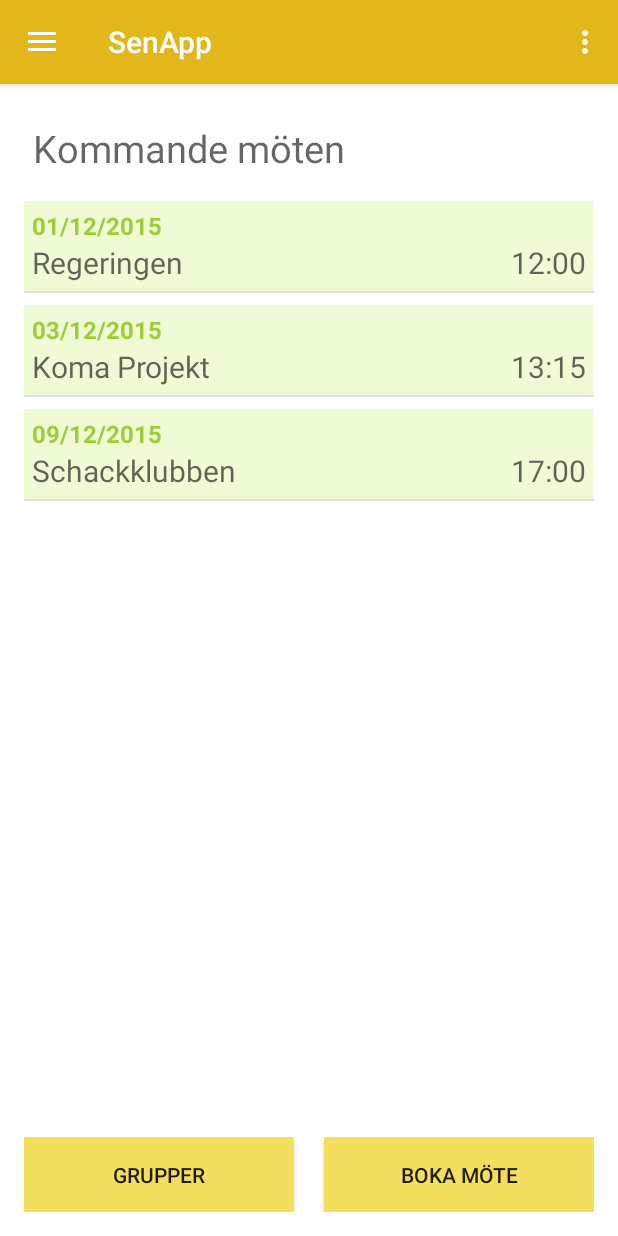
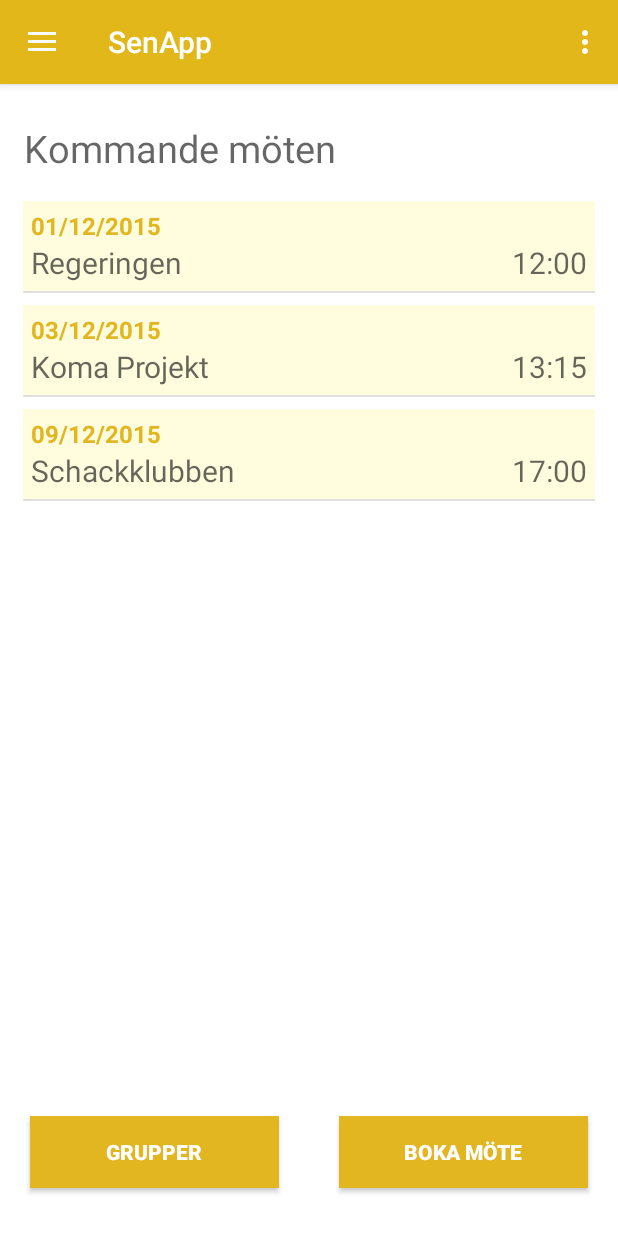
Before and after one commit to ettlitetlov/Drawer.senApp, an Android app: the screen it shows after launch (MainActivity), on a phone screen of 412 x 824 dp. Run offline under Robolectric (Android 15) with nearby library versions, the phone set to English and light mode, and no system bars.

Commit message:
ändrat på designen i skapa grupp/möte

```diff
--- a/app/src/main/java/com/example/axel/drawer/AddGroupFragment.java
+++ b/app/src/main/java/com/example/axel/drawer/AddGroupFragment.java
@@ -3,7 +3,6 @@
 import android.os.Bundle;
 import android.support.v4.app.Fragment;
 import android.support.v7.app.AppCompatActivity;
-import android.support.v7.widget.Toolbar;
 import android.view.Gravity;
 import android.view.LayoutInflater;
 import android.view.View;
@@ -27,10 +26,11 @@
         // Inflate the layout for this fragment
 
         ((AppCompatActivity) getActivity()).getSupportActionBar().setTitle("Lägg till grupp");  //ändra toolbar-titeln
+        ((AppCompatActivity) getActivity()).getSupportActionBar().setBackgroundDrawable(getResources().getDrawable(R.drawable.toolbar_orange));
 
         View view = inflater.inflate(R.layout.fragment_add_group, container, false);    //vad som ska visas
         //skapa grupp-knappen
-        Button groupAdded = (Button) view.findViewById(R.id.Create);                //säg att knappen är Create-knappen
+        Button groupAdded = (Button) view.findViewById(R.id.createGroup);                //säg att knappen är Create-knappen
         groupAdded.setOnClickListener(new View.OnClickListener() {
             @Override
             public void onClick(View v)
@@ -48,7 +48,7 @@
             }
         });
 
-        Button cancelAdded = (Button) view.findViewById(R.id.Cancel);                //säg att knappen är Cancel-knappen
+        Button cancelAdded = (Button) view.findViewById(R.id.cancelGroup);                //säg att knappen är Cancel-knappen
         cancelAdded.setOnClickListener(new View.OnClickListener() {
             @Override
             public void onClick(View v)
--- a/app/src/main/java/com/example/axel/drawer/BookAMeeting.java
+++ b/app/src/main/java/com/example/axel/drawer/BookAMeeting.java
@@ -3,8 +3,8 @@
 import android.app.Dialog;
 import android.app.TimePickerDialog;
 import android.os.Bundle;
-import android.support.v4.app.DialogFragment;
 import android.support.v4.app.Fragment;
+import android.support.v7.app.AppCompatActivity;
 import android.text.format.DateFormat;
 import android.view.Gravity;
 import android.view.LayoutInflater;
@@ -38,6 +38,8 @@
     @Override
     public View onCreateView(LayoutInflater inflater, ViewGroup container,
                              Bundle savedInstanceState) {
+
+        ((AppCompatActivity) getActivity()).getSupportActionBar().setBackgroundDrawable(getResources().getDrawable(R.drawable.toolbar_light_orange));
 
         View view = inflater.inflate(R.layout.fragment_book_ameeting, container, false);    //vad som ska visas
         //boka möte-knappen
--- a/app/src/main/java/com/example/axel/drawer/SpecificMeetingFragment.java
+++ b/app/src/main/java/com/example/axel/drawer/SpecificMeetingFragment.java
@@ -3,6 +3,7 @@
 import android.graphics.Color;
 import android.os.Bundle;
 import android.support.v4.app.Fragment;
+import android.support.v7.app.AppCompatActivity;
 import android.view.Gravity;
 import android.view.LayoutInflater;
 import android.view.View;
@@ -22,6 +23,9 @@
     @Override
     public View onCreateView(LayoutInflater inflater, ViewGroup container,
                              Bundle savedInstanceState) {
+
+        ((AppCompatActivity) getActivity()).getSupportActionBar().setTitle("Möte");
+        ((AppCompatActivity) getActivity()).getSupportActionBar().setBackgroundDrawable(getResources().getDrawable(R.drawable.toolbar_light_orange));
 
         View view = inflater.inflate(R.layout.fragment_specific_meeting, container, false);    //vad som ska visas?
         final Button incheckad = (Button) view.findViewById(R.id.check_in);                //säg att knappen är incheckad-knappen
--- a/app/src/main/res/layout/fragment_main.xml
+++ b/app/src/main/res/layout/fragment_main.xml
@@ -2,13 +2,8 @@
 <RelativeLayout xmlns:android="http://schemas.android.com/apk/res/android"
     android:layout_width="match_parent"
     android:layout_height="match_parent"
-    android:paddingLeft="16dp"
-    android:paddingRight="16dp"
     android:paddingTop="16dp"
-    android:paddingBottom="16dp"
-    android:id="@+id/relative_layout"><![CDATA[>
-
-    ]]>
+    android:id="@+id/relative_layout">
 
     <TextView
         android:layout_width="wrap_content"
@@ -17,17 +12,30 @@
         android:text="Kommande möten"
         android:id="@+id/upcommingMeetings"
         android:textSize="25dp"
-        android:layout_marginLeft="5dp"
+        android:layout_marginLeft="15dp"
         android:textAlignment="center"
         android:layout_gravity="center_horizontal|top"
         android:layout_alignParentTop="true"
         android:layout_alignParentStart="true"
         android:layout_marginTop="65dp" />
 
+    <ListView
+        android:layout_width="wrap_content"
+        android:layout_height="300dp"
+        android:id="@+id/listOfMeetings"
+        android:layout_marginLeft = "15dp"
+        android:layout_marginRight = "15dp"
+        android:layout_below="@+id/upcommingMeetings"
+        android:layout_alignParentStart="true"
+        android:layout_marginTop="10dp"
+        android:layout_above="@+id/linearLayout"
+        android:layout_marginBottom="10dp" />
+
     <LinearLayout
         android:orientation="horizontal"
         android:layout_width="fill_parent"
-        android:layout_height="50dp"
+        android:layout_height="60dp"
+        android:layout_marginBottom="20dp"
         android:layout_alignParentBottom="true"
         android:layout_alignParentEnd="true"
         android:layout_gravity="center_horizontal|bottom"
@@ -36,30 +44,36 @@
 
         <Button
             android:layout_width="0dp"
+            android:layout_height="wrap_content"
             android:layout_weight="1"
-            android:layout_height="match_parent"
             android:text="Grupper"
+            android:textColor="#ffffff"
+            android:textStyle="bold"
             android:id="@+id/Groups"
-            android:background="#f3df5e"
-            android:layout_marginRight="20dp" />
+            android:nestedScrollingEnabled="false"
+            android:layout_marginRight="20dp"
+            android:layout_marginLeft="20dp"
+            android:background="#e1b620"
+            android:layout_marginBottom="10dp"
+            android:layout_alignTop="@+id/cancelMeeting"
+            android:layout_alignStart="@+id/MeetingDescription"
+            android:layout_alignParentBottom="true"/>
 
         <Button
             android:layout_width="0dp"
+            android:layout_height="wrap_content"
             android:layout_weight="1"
-            android:layout_height="match_parent"
             android:text="Boka möte"
-            android:background="#f3df5e"
-            android:id="@+id/BookAMeeting" />
+            android:textStyle="bold"
+            android:layout_marginRight="20dp"
+            android:layout_marginLeft="20dp"
+            android:textColor="#ffffff"
+            android:id="@+id/BookAMeeting"
+            android:background="#e1b620"
+            android:layout_alignParentBottom="true"
+            android:layout_marginBottom="10dp"
+            android:layout_toRightOf="@+id/Groups"/>
     </LinearLayout>
-
-    <ListView
-        android:layout_width="wrap_content"
-        android:layout_height="380dp"
-        android:id="@+id/listOfMeetings"
-        android:layout_below="@+id/upcommingMeetings"
-        android:layout_alignParentStart="true"
-        android:layout_marginTop="10dp"
-        android:layout_above="@+id/linearLayout" />
 
 </RelativeLayout>
 
--- a/app/src/main/res/layout/item_meeting_list.xml
+++ b/app/src/main/res/layout/item_meeting_list.xml
@@ -8,7 +8,7 @@
     <RelativeLayout
         android:layout_width="wrap_content"
         android:layout_height="wrap_content"
-        android:background="#eefbd5"
+        android:background="#21ffea00"
         android:paddingTop="5dp"
         android:paddingBottom="5dp">
 
@@ -23,7 +23,7 @@
             android:textSize="16dp"
             android:layout_marginLeft="5dp"
 
-            android:textColor="#9ecd3a"
+            android:textColor="#e1b620"
              />
 
         <TextView
```
Also changed, not shown: app/src/main/res/layout/fragment_add_group.xml (+42 -20 lines), app/src/main/res/layout/fragment_book_ameeting.xml (+4 -6 lines), app/src/main/res/drawable/add_picture.png (added).
